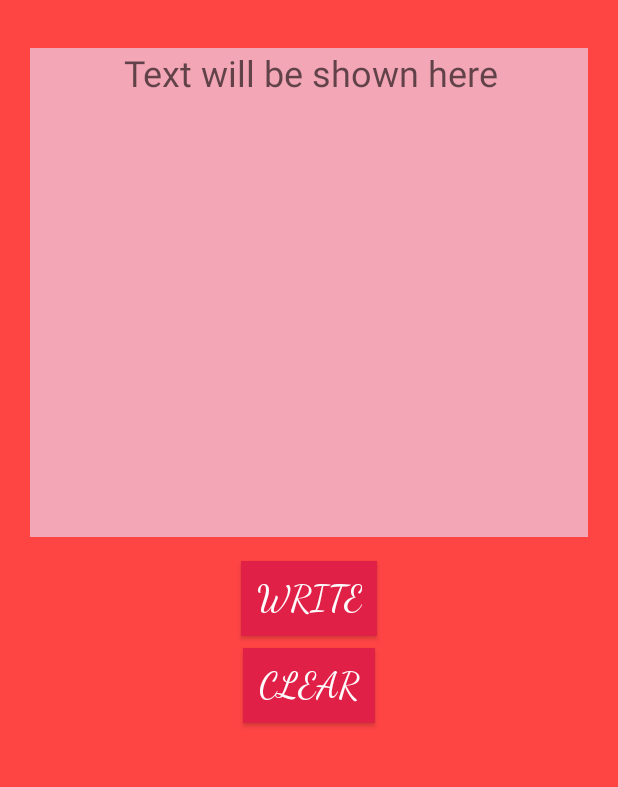
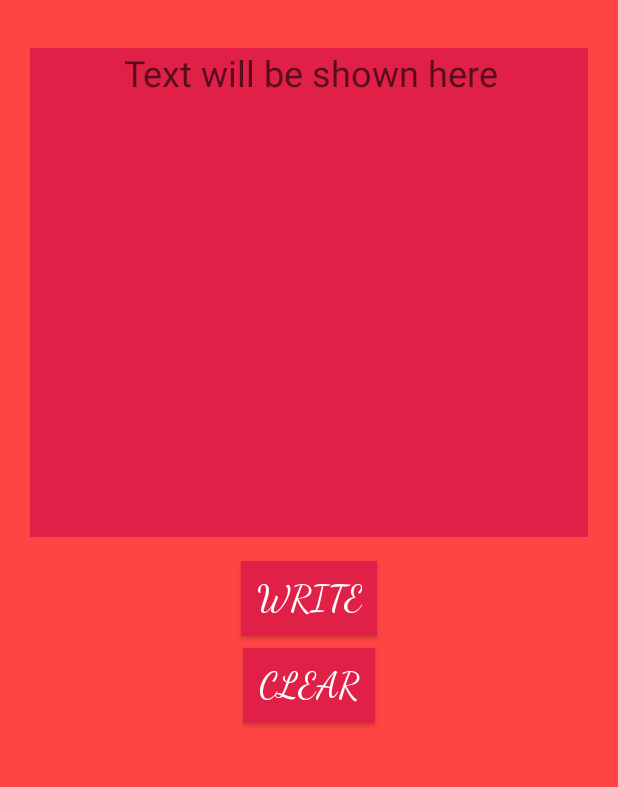
Before and after one commit to prskid1000/Voicy, an Android app: the screen it shows after launch (MainActivity), on a phone screen of 412 x 824 dp, the part 170-957 px from its top. Run offline under Robolectric (Android 15) with nearby library versions, the phone set to English and light mode, and no system bars.

Commit message:
Color Changed

```diff
--- a/app/src/main/res/layout/activity_main.xml
+++ b/app/src/main/res/layout/activity_main.xml
@@ -84,8 +84,8 @@
         android:layout_marginTop="32dp"
         android:layout_marginEnd="32dp"
         android:autofillHints=""
-        android:background="#f3a6b6"
-        android:backgroundTint="#f3a6b6"
+        android:background="#e12048"
+        android:backgroundTint="#e12048"
         android:ems="10"
         android:gravity="start|top"
         android:hint="@string/text_will_be_shown_here"
```
Also changed, not shown: 1 other file.
